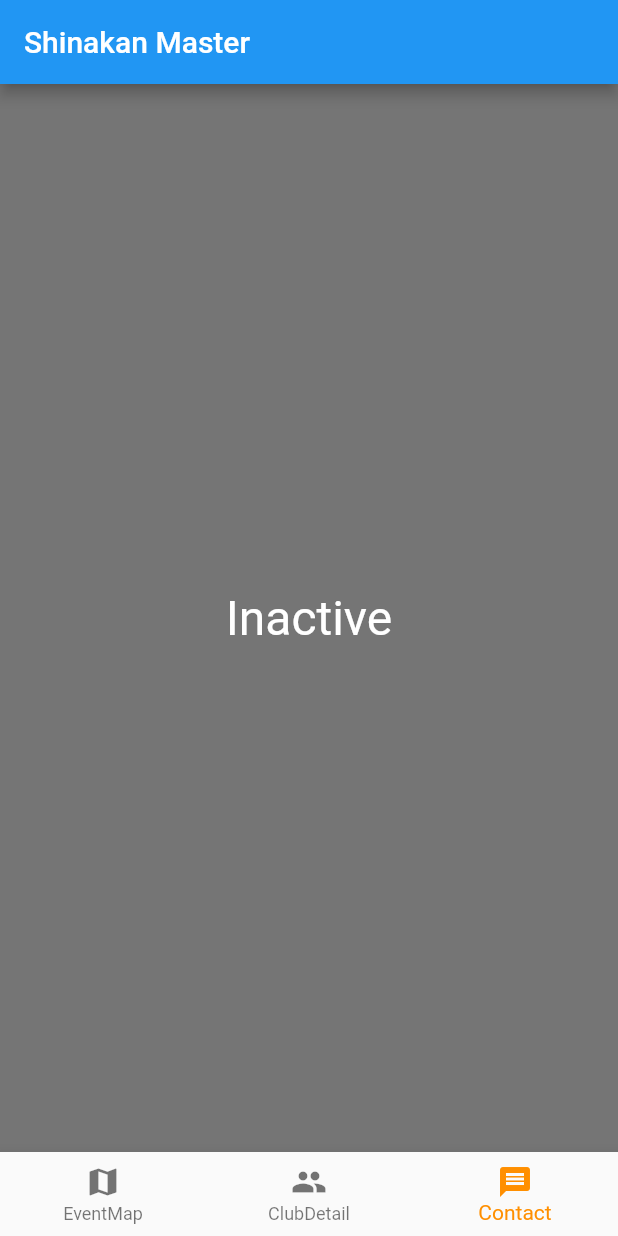
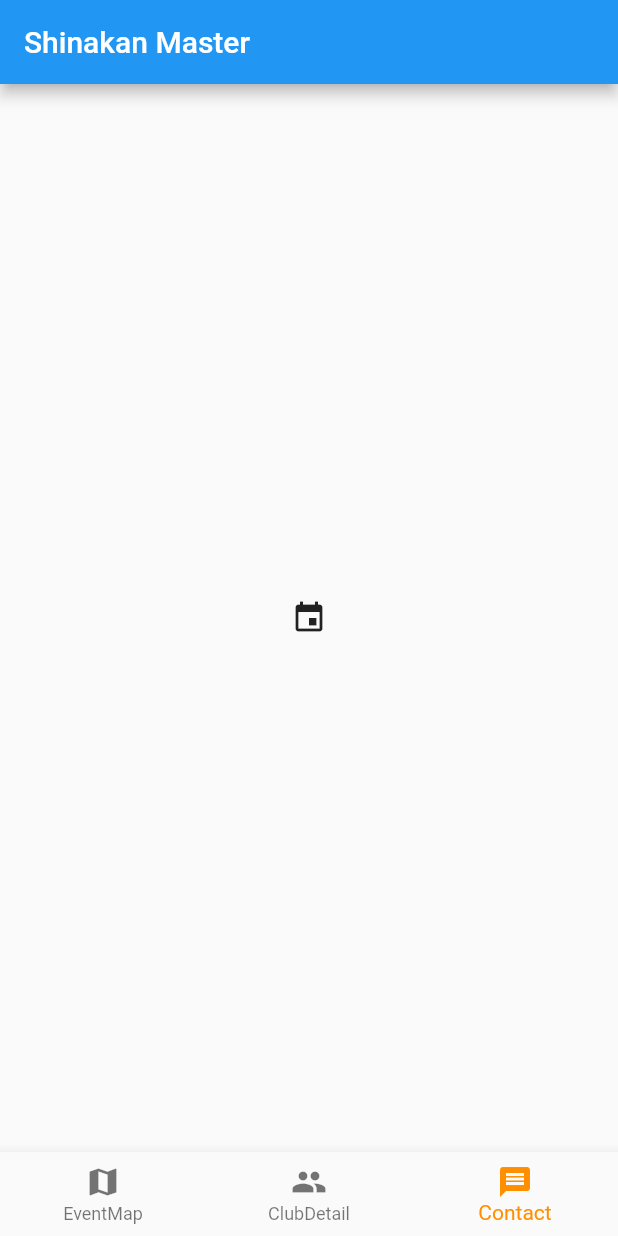
Before and after one commit to syu-kwsk/chat-app-flutter, a Flutter app: the screen it shows after launch, swiped to page 3, on a phone screen of 412 x 824 dp. Run offline on Flutter 3.47's test engine with Material 2 defaults, Android fonts, the light colour scheme and no system bars; missing offline and left inert: easy_dialog.

Commit message:
Practice EasyDialog

```diff
--- a/flutter_app/lib/buttomnavi.dart
+++ b/flutter_app/lib/buttomnavi.dart
@@ -54,7 +54,7 @@ class _TopPageState extends State<TopPage> {
         children: [
           new MyMap(),
           new Layout(),
-          new ParentWidgetB(),
+          new MyDialog(title: 'hoge', desc: 'hugahuga', icon: Icons.event,),
         ],
       ),
       bottomNavigationBar: BottomNavigationBar(
--- a/flutter_app/lib/map.dart
+++ b/flutter_app/lib/map.dart
@@ -1,4 +1,5 @@
 import 'package:flutter/material.dart';
+import 'package:easy_dialog/easy_dialog.dart';
 
 class MyMap extends StatelessWidget {
 
@@ -8,13 +9,46 @@ class MyMap extends StatelessWidget {
       constraints: BoxConstraints.expand(),
       child: Image.asset(
         'images/campas_map.jpg',
-        width: 600,
-        height: 240,
         fit: BoxFit.cover,
 
       ),
     );
+  }
+}
 
+class MyDialog extends StatefulWidget {
+  MyDialog({Key key, this.title, this.desc, this.icon}) : super(key: key);
+
+  final String title;
+  final String desc;
+  final IconData icon;
+
+  @override
+  _MyDialogState createState() => _MyDialogState();
+}
+
+class _MyDialogState extends State<MyDialog> {
+
+  void _basicEasyDialog() {
+    EasyDialog(
+        title: Text(
+          widget.title,
+          style: TextStyle(fontWeight: FontWeight.bold),
+          textScaleFactor: 1.5,
+        ),
+        description: Text(
+          widget.desc,
+          textScaleFactor: 1.2,
+          textAlign: TextAlign.center,
+        )).show(context);
   }
-
+  @override
+  Widget build(BuildContext context) {
+    return GestureDetector(
+        onTap: _basicEasyDialog,
+        child: Icon(
+            widget.icon
+        )
+    );
+  }
 }
--- a/flutter_app/pubspec.yaml
+++ b/flutter_app/pubspec.yaml
@@ -23,6 +23,7 @@ dependencies:
   # The following adds the Cupertino Icons font to your application.
   # Use with the CupertinoIcons class for iOS style icons.
   cupertino_icons: ^0.1.2
+  easy_dialog: ^1.0.5
 
 dev_dependencies:
   flutter_test:
```
Also changed, not shown: flutter_app/pubspec.lock.
